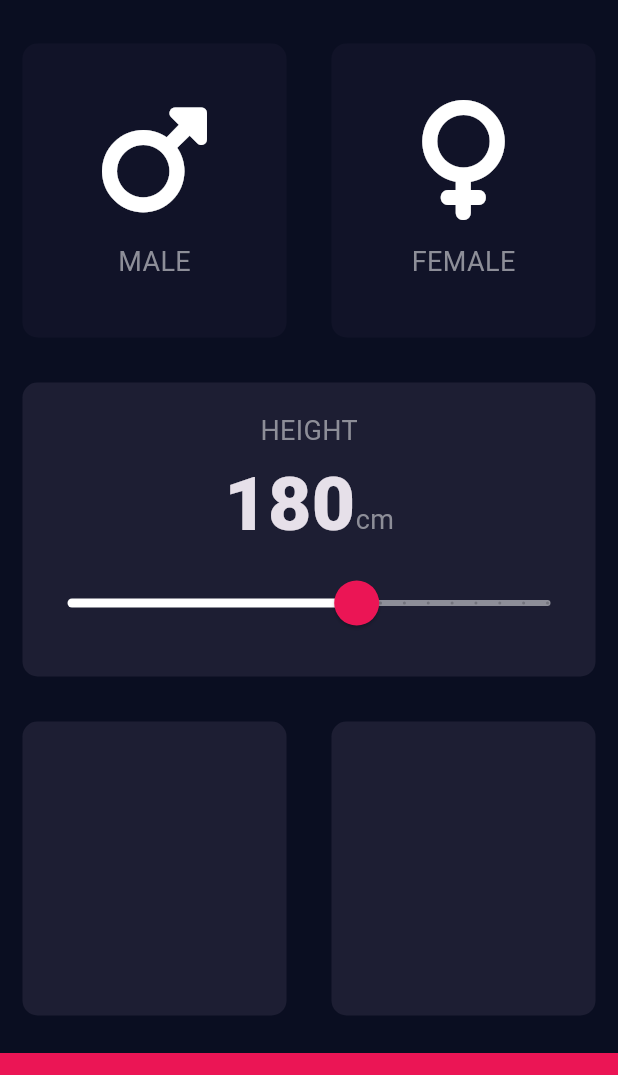
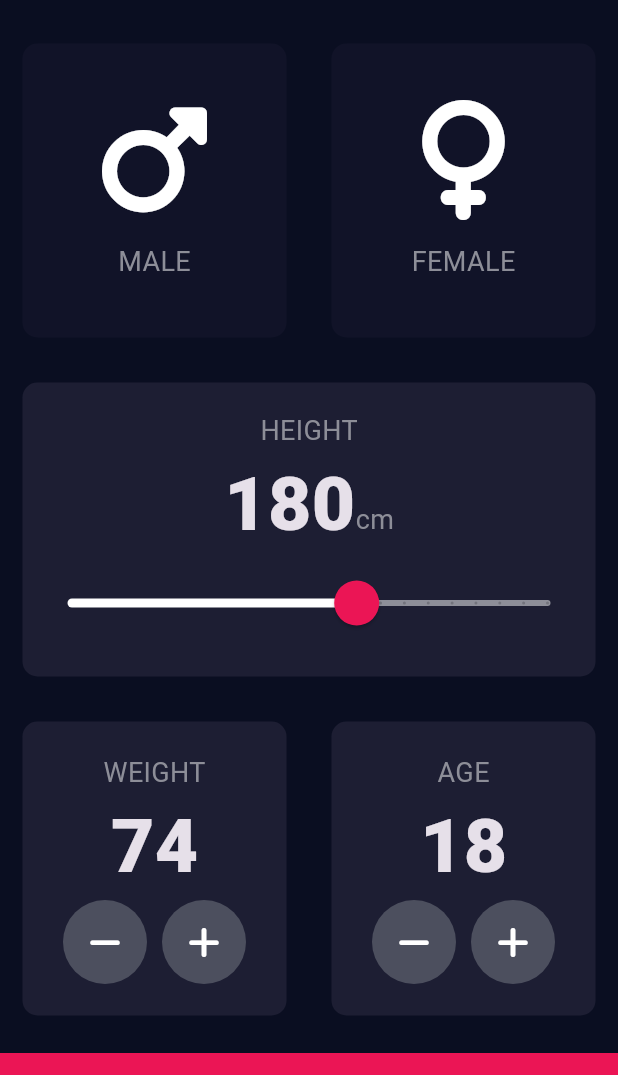
Before and after one commit to mukwambo/bmi_calc, a Flutter app: the screen it shows after launch, on a phone screen of 412 x 824 dp, the part 63-1138 px from its top. Run offline on Flutter 3.47's test engine with Material 3 defaults, Android fonts, the phone set to English and light mode, and no system bars; our stand-ins replace font_awesome_flutter.

Commit message:
Designed the weight and age cards, also designed custom icon butons for the two instead of using flutter's predefined buttons

```diff
--- a/lib/input_page.dart
+++ b/lib/input_page.dart
@@ -3,6 +3,7 @@ import 'reusable_card.dart';
 import 'top_row_card_style.dart';
 import 'package:font_awesome_flutter/font_awesome_flutter.dart';
 import 'constants.dart';
+import 'round_icon_button_design.dart';
 
 enum Gender {
   male,
@@ -21,6 +22,8 @@ class InputPage extends StatefulWidget {
 class _InputPageState extends State<InputPage> {
   Gender? selectedGender;
   int _height = 180;
+  int _weight = 74;
+  int _age = 18;
 
   @override
   Widget build(BuildContext context) {
@@ -125,17 +128,91 @@ class _InputPageState extends State<InputPage> {
               ),
             ),
           ),
-          const Expanded(
+          Expanded(
             child: Row(
               children: [
                 Expanded(
                   child: ReusableCard(
                     cardColor: kTheCardColor,
+                    cardChild: Column(
+                      mainAxisAlignment: MainAxisAlignment.center,
+                      children: [
+                        const Text(
+                          'WEIGHT',
+                          style: kLabelTextStyle,
+                        ),
+                        Text(
+                          _weight.toString(),
+                          style: kLargeNumberTextStyle,
+                        ),
+                        Row(
+                          mainAxisAlignment: MainAxisAlignment.center,
+                          children: [
+                            RoundIconButton(
+                              childIcon: FontAwesomeIcons.minus,
+                              onPressed: () {
+                                setState(() {
+                                  _weight--;
+                                });
+                              },
+                            ),
+                            const SizedBox(
+                              width: 10.0,
+                            ),
+                            RoundIconButton(
+                              childIcon: FontAwesomeIcons.plus,
+                              onPressed: () {
+                                setState(() {
+                                  _weight++;
+                                });
+                              },
+                            )
+                          ],
+                        )
+                      ],
+                    ),
                   ),
                 ),
                 Expanded(
                   child: ReusableCard(
                     cardColor: kTheCardColor,
+                    cardChild: Column(
+                      mainAxisAlignment: MainAxisAlignment.center,
+                      children: [
+                        const Text(
+                          'AGE',
+                          style: kLabelTextStyle,
+                        ),
+                        Text(
+                          _age.toString(),
+                          style: kLargeNumberTextStyle,
+                        ),
+                        Row(
+                          mainAxisAlignment: MainAxisAlignment.center,
+                          children: [
+                            RoundIconButton(
+                              childIcon: FontAwesomeIcons.minus,
+                              onPressed: () {
+                                setState(() {
+                                  _age--;
+                                });
+                              },
+                            ),
+                            const SizedBox(
+                              width: 10.0,
+                            ),
+                            RoundIconButton(
+                              childIcon: FontAwesomeIcons.plus,
+                              onPressed: () {
+                                setState(() {
+                                  _age++;
+                                });
+                              },
+                            )
+                          ],
+                        )
+                      ],
+                    ),
                   ),
                 ),
               ],
--- /dev/null
+++ b/lib/round_icon_button_design.dart
@@ -0,0 +1,23 @@
+import 'package:flutter/material.dart';
+
+class RoundIconButton extends StatelessWidget {
+  final IconData childIcon;
+  final void Function() onPressed;
+  const RoundIconButton(
+      {super.key, required this.childIcon, required this.onPressed});
+
+  @override
+  Widget build(BuildContext context) {
+    return RawMaterialButton(
+      constraints: const BoxConstraints.tightFor(
+        width: 56.0,
+        height: 56.0,
+      ),
+      elevation: 0.0,
+      shape: const CircleBorder(),
+      fillColor: const Color(0xFF4C4F5E),
+      onPressed: onPressed,
+      child: Icon(childIcon),
+    );
+  }
+}
```
